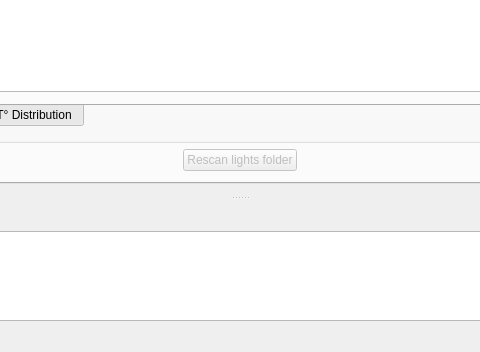
Qt form src/gui/forms/mainWindow.ui (deufrai/astrawdark-src) before a commit; both pictures show x 204 to 684 and y 208 to 560 of the 887 by 560 pixel window.
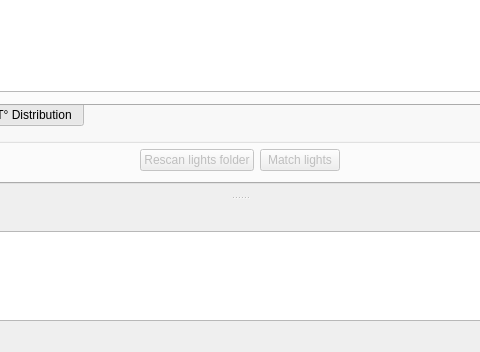
The same form after that commit. Icons and pictures are not drawn. Custom widgets are drawn as their Qt base class.

Commit message: ARD-104: added 'match lights' button

```diff
--- a/src/gui/forms/mainWindow.ui
+++ b/src/gui/forms/mainWindow.ui
@@ -308,6 +308,19 @@
             </property>
            </widget>
           </item>
+          <item>
+           <widget class="QPushButton" name="btnLightsMatch">
+            <property name="enabled">
+             <bool>false</bool>
+            </property>
+            <property name="styleSheet">
+             <string notr="true">padding: .5em;</string>
+            </property>
+            <property name="text">
+             <string>Match lights</string>
+            </property>
+           </widget>
+          </item>
           <item>
            <spacer name="horizontalSpacer_4">
             <property name="orientation">
```
The commit also changes 1 other file.
